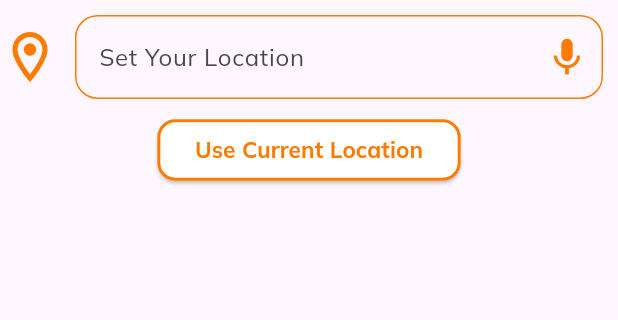
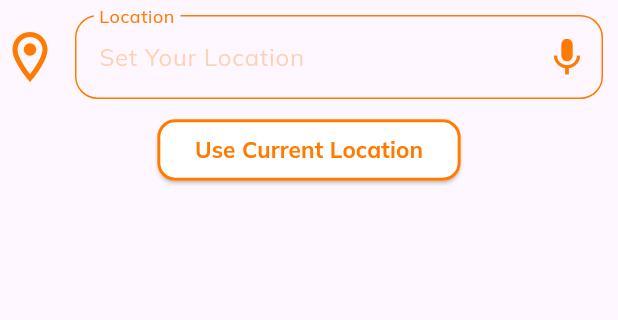
Before and after one commit to vaibhav-sutariya/hungry, a Flutter app: the SearchScreen screen opened by its route, on a phone screen of 412 x 824 dp, the part 84-404 px from its top. Run offline on Flutter 3.47's test engine with Material 3 defaults, Android fonts, the phone set to English and light mode, and no system bars; our stand-ins replace firebase_auth, firebase_core, flutter_svg, geocoding, geolocator, get and 3 more; accounts and stored records are empty.

Commit message:
feat: update CustomTextField styling; replace TextField with CustomTextField in SearchScreen and adjust layout in login and signup screens

```diff
--- a/lib/res/components/customTextField.dart
+++ b/lib/res/components/customTextField.dart
@@ -33,15 +33,32 @@ class CustomTextField extends StatelessWidget {
       onSaved: onSaved,
       onChanged: onChanged,
       validator: validator,
+      cursorColor: AppColors.kPrimaryColor,
       decoration: InputDecoration(
         labelText: labelText,
+        labelStyle: const TextStyle(
+          color: AppColors.kPrimaryColor,
+        ),
         hintText: hintText,
+        hintStyle: TextStyle(
+          color: AppColors.kPrimaryColor.withOpacity(0.3),
+        ),
         floatingLabelBehavior: FloatingLabelBehavior.always,
         suffixIcon: suffixIcon,
         errorText: errorText,
         border: OutlineInputBorder(
-          borderRadius: BorderRadius.circular(16),
-          borderSide: const BorderSide(color: AppColors.kTextColor),
+          borderRadius: BorderRadius.circular(10),
+          borderSide: const BorderSide(
+            color: AppColors.kPrimaryColor,
+          ),
+        ),
+        enabledBorder: const OutlineInputBorder(
+          borderSide: BorderSide(color: AppColors.kPrimaryColor, width: 1.0),
+          borderRadius: BorderRadius.all(Radius.circular(15.0)),
+        ),
+        focusedBorder: const OutlineInputBorder(
+          borderSide: BorderSide(color: AppColors.kPrimaryColor, width: 2.0),
+          borderRadius: BorderRadius.all(Radius.circular(15.0)),
         ),
       ),
     );
--- a/lib/view/login/components/login_form.dart
+++ b/lib/view/login/components/login_form.dart
@@ -23,8 +23,8 @@ class _LoginFormState extends State<LoginForm> {
         children: [
           CustomTextField(
             controller: loginViewModel.emailController.value,
-            labelText: 'Enter Email',
-            hintText: 'Enter Valid Email',
+            labelText: 'Email',
+            hintText: 'Enter your Email',
             suffixIcon:
                 const CustomSurffixIcon(svgIcon: "assets/icons/Mail.svg"),
             onChanged: (value) {
--- a/lib/view/login/login_screen.dart
+++ b/lib/view/login/login_screen.dart
@@ -50,7 +50,7 @@ class _LoginScreenState extends State<LoginScreen> {
                     "Sign in with your email and password\nor continue with social media",
                     textAlign: TextAlign.center,
                   ),
-                  const SizedBox(height: 16),
+                  const SizedBox(height: 25),
                   LoginForm(buttonPressed: widget.buttonPressed),
                   const SizedBox(height: 16),
                   const Row(children: <Widget>[
--- a/lib/view/search/search_screen.dart
+++ b/lib/view/search/search_screen.dart
@@ -2,12 +2,14 @@ import 'package:flutter/material.dart';
 import 'package:hungry/res/colors/app_colors.dart';
 import 'package:hungry/res/components/app_bar/app_bar.dart';
 import 'package:hungry/res/components/app_bar/drawer.dart';
+import 'package:hungry/res/components/customTextField.dart';
 
 class SearchScreen extends StatelessWidget {
   const SearchScreen({super.key});
 
   @override
   Widget build(BuildContext context) {
+    TextEditingController controller = TextEditingController();
     return Scaffold(
       appBar: const MyAppBar(),
       drawer: const MyDrawer(showLogOut: true),
@@ -23,33 +25,14 @@ class SearchScreen extends StatelessWidget {
               Expanded(
                 child: Container(
                   padding: const EdgeInsets.all(10),
-                  child: TextField(
-                    decoration: InputDecoration(
-                      suffixIcon: IconButton(
-                        onPressed: () {},
-                        icon: const Icon(
-                          Icons.mic,
-                          color: AppColors.kPrimaryColor,
-                          size: 30,
-                        ),
-                      ),
-                      hintText: 'Set Your Location',
-                      enabledBorder: const OutlineInputBorder(
-                        borderSide: BorderSide(
-                            color: AppColors.kPrimaryColor, width: 1.0),
-                        borderRadius: BorderRadius.all(Radius.circular(15.0)),
-                      ),
-                      focusedBorder: const OutlineInputBorder(
-                        borderSide: BorderSide(
-                            color: AppColors.kPrimaryColor, width: 2.0),
-                        borderRadius: BorderRadius.all(Radius.circular(15.0)),
-                      ),
-                      border: OutlineInputBorder(
-                        borderRadius: BorderRadius.circular(10),
-                        borderSide: const BorderSide(
-                          color: AppColors.kPrimaryColor,
-                        ),
-                      ),
+                  child: CustomTextField(
+                    controller: controller,
+                    labelText: 'Location',
+                    hintText: 'Set Your Location',
+                    suffixIcon: const Icon(
+                      Icons.mic,
+                      color: AppColors.kPrimaryColor,
+                      size: 30,
                     ),
                   ),
                 ),
--- a/lib/view/signup/sign_up_screen.dart
+++ b/lib/view/signup/sign_up_screen.dart
@@ -42,7 +42,7 @@ class _SignUpScreenState extends State<SignUpScreen> {
                     "Complete your details or continue \nwith social media",
                     textAlign: TextAlign.center,
                   ),
-                  const SizedBox(height: 16),
+                  const SizedBox(height: 25),
                   SignUpForm(
                     buttonPressed: 'initial',
                   ),
```
